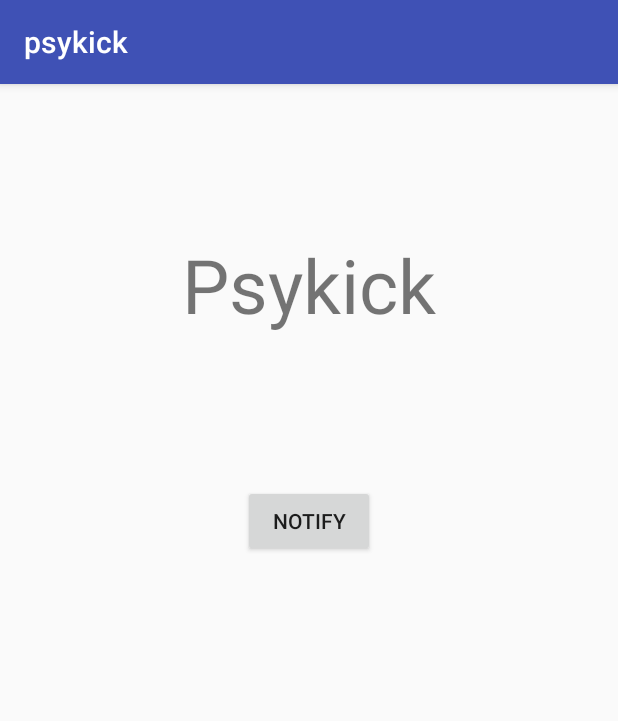
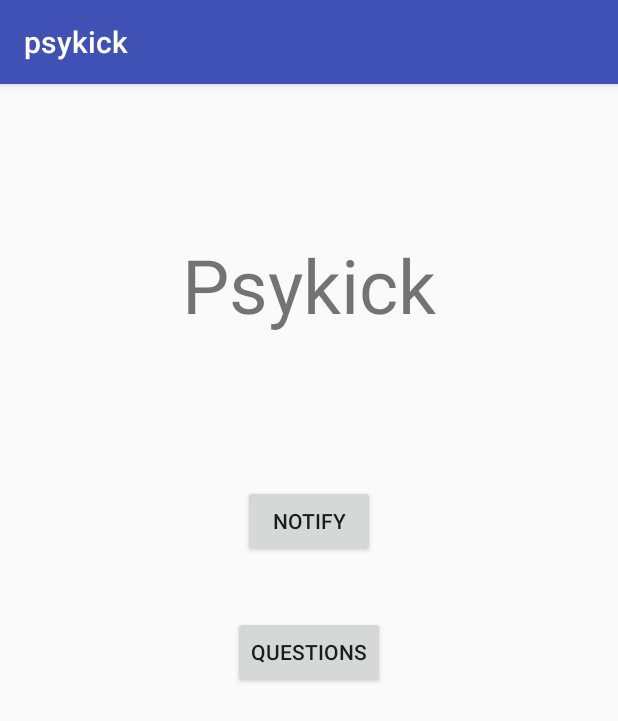
Before and after one commit to abstructs/psykick, an Android app: the screen it shows after launch (MainActivity), on a phone screen of 412 x 824 dp. Shown: the top 721 px of the screen. Run offline under Robolectric (Android 15) with nearby library versions, the phone set to English and light mode, and no system bars.

Commit message:
Added questionnaire

```diff
--- a/psykick/app/src/main/AndroidManifest.xml
+++ b/psykick/app/src/main/AndroidManifest.xml
@@ -17,7 +17,8 @@
             </intent-filter>
         </activity>
         <activity android:name=".CreateNotificationActivity" />
-        <activity android:name=".PreviewNotificationActivity"></activity>
+        <activity android:name=".PreviewNotificationActivity" />
+        <activity android:name=".QuestionnaireActivity"></activity>
     </application>
 
 </manifest>
--- a/psykick/app/src/main/java/com/example/uwmlh/psykick/MainActivity.java
+++ b/psykick/app/src/main/java/com/example/uwmlh/psykick/MainActivity.java
@@ -16,6 +16,7 @@ public class MainActivity extends AppCompatActivity {
         super.onCreate(savedInstanceState);
         setContentView(R.layout.activity_main);
         Button notifyButton = (Button) findViewById(R.id.notify);
+        Button questionsButton = (Button) findViewById(R.id.questionsButton);
         notifyButton.setOnClickListener(new View.OnClickListener() {
             @Override
             public void onClick(View view) {
@@ -23,6 +24,13 @@ public class MainActivity extends AppCompatActivity {
                 startActivity(intent);
             }
         });
+        questionsButton.setOnClickListener(new View.OnClickListener() {
+            @Override
+            public void onClick(View view) {
+                Intent intent = new Intent(getApplicationContext(), QuestionnaireActivity.class);
+                startActivity(intent);
+            }
+        });
     }
 
 
--- a/psykick/app/src/main/res/layout/activity_main.xml
+++ b/psykick/app/src/main/res/layout/activity_main.xml
@@ -26,4 +26,9 @@
         android:layout_width="wrap_content"
         android:layout_height="wrap_content"
         android:paddingTop="20sp"/>
+    <Button
+        android:id="@+id/questionsButton"
+        android:layout_width="wrap_content"
+        android:layout_height="wrap_content"
+        android:text="Questions"/>
 </LinearLayout>
--- a/psykick/app/src/main/res/values/strings.xml
+++ b/psykick/app/src/main/res/values/strings.xml
@@ -1,3 +1,8 @@
 <resources>
     <string name="app_name">psykick</string>
+    <string-array name="questions">
+        <item>What is the meaning of life?</item>
+        <item>What is my purpose?</item>
+        <item>Where are your car keys?</item>
+    </string-array>
 </resources>
```
Also changed, not shown: psykick/app/src/main/java/com/example/uwmlh/psykick/QuestionnaireActivity.java (added, +19 -0 lines), psykick/app/src/main/res/layout/activity_questionnaire.xml (added, +14 -0 lines).
